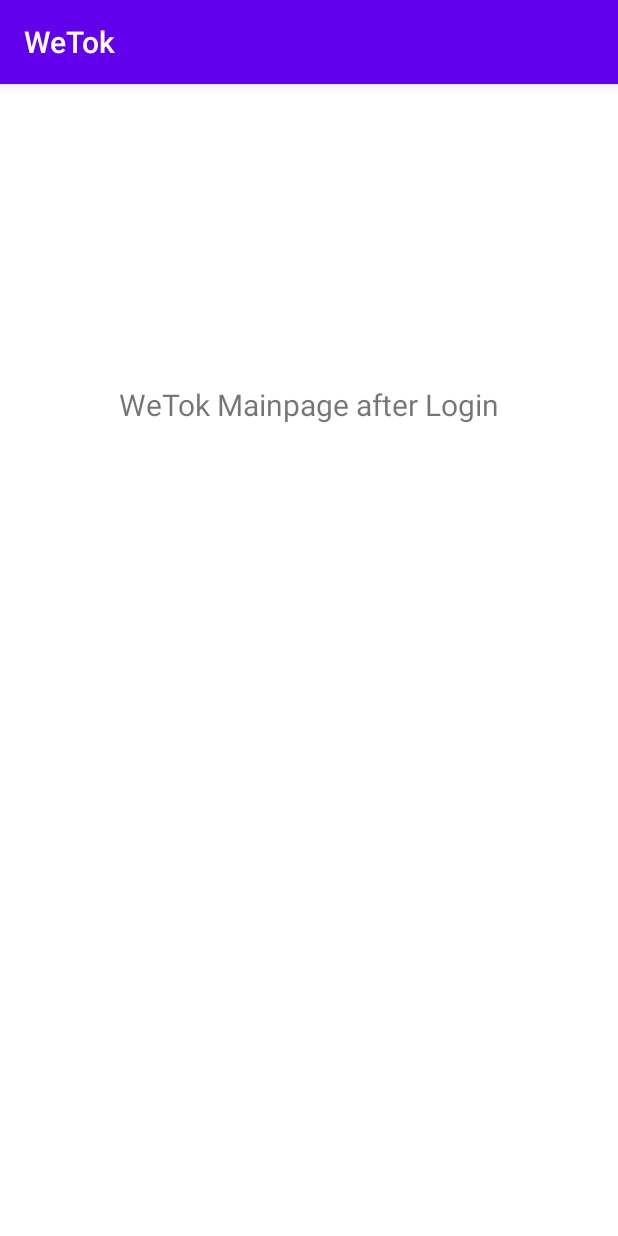
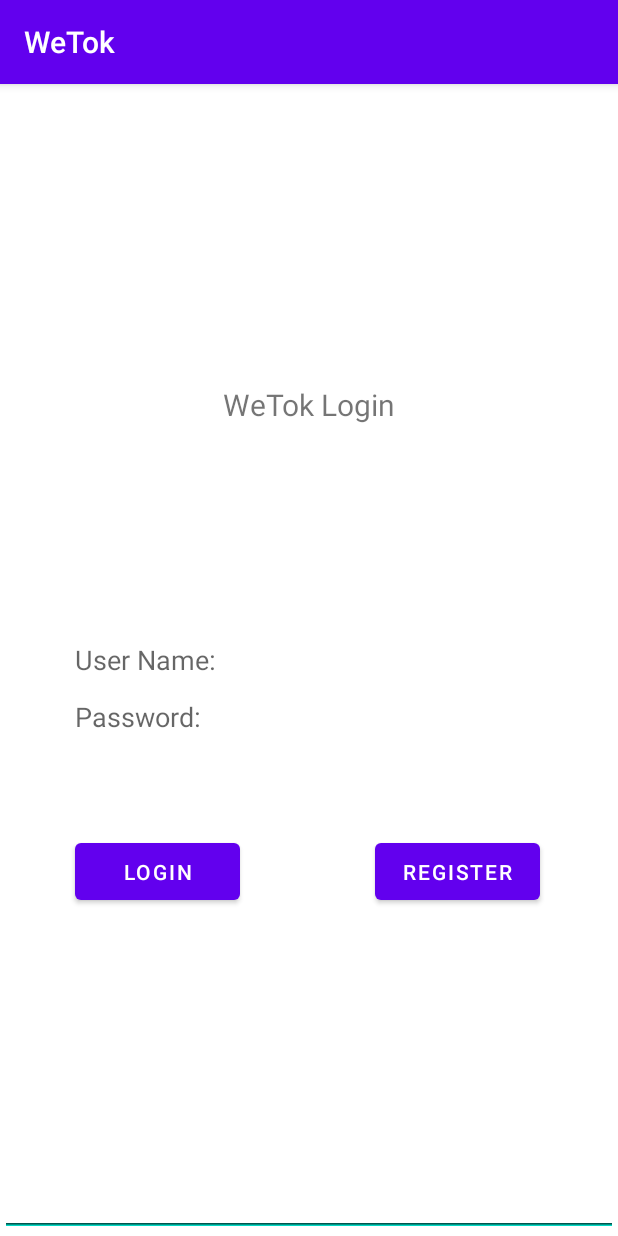
Before and after one commit to XinyuKang22/WeTok, an Android app: the screen it shows after launch (FunctionActivity before the commit, MainActivity after it), after a tap on "LOGIN", on a phone screen of 412 x 824 dp. Run offline under Robolectric (Android 15) with nearby library versions, the phone set to English and light mode, and no system bars.

Commit message:
jump of Login with username password matching

```diff
--- a/app/src/main/java/com/example/wetok/MainActivity.java
+++ b/app/src/main/java/com/example/wetok/MainActivity.java
@@ -4,13 +4,17 @@
 
 import android.content.Intent;
 import android.os.Bundle;
+import android.view.Gravity;
 import android.view.View;
 import android.widget.Button;
 import android.widget.EditText;
+import android.widget.Toast;
 
-public class MainActivity extends AppCompatActivity {
+public class MainActivity extends AppCompatActivity implements View.OnClickListener {
 
     private Button btnLogin;
+    private EditText etUser;
+    private EditText etPassword;
 
     @Override
     protected void onCreate(Bundle savedInstanceState) {
@@ -18,16 +22,25 @@
         setContentView(R.layout.activity_main);
 
         btnLogin = findViewById(R.id.btn_login);
-        btnLogin.setOnClickListener(new View.OnClickListener() {
-            @Override
-            public void onClick(View view) {
-                Intent intent = null;
-                intent = new Intent(MainActivity.this, FunctionActivity.class);
-                startActivity(intent);
-            }
-        });
+        etUser = findViewById(R.id.et_user);
+        etPassword = findViewById(R.id.et_password);
+
+        btnLogin.setOnClickListener(this);
+    }
+
+    public void onClick(View v) {
+        String username = etUser.getText().toString();
+        String password = etPassword.getText().toString();
+        Intent intent = null;
+
+        if (username.equals("joy") && password.equals("123456")) {
+            intent = new Intent(MainActivity.this, FunctionActivity.class);
+            startActivity(intent);
+        } else {
+            Toast.makeText(getApplicationContext(), "Error", Toast.LENGTH_SHORT).show();
+        }
+    }
 
 
 
-    }
 }
--- a/app/src/main/res/layout/activity_main.xml
+++ b/app/src/main/res/layout/activity_main.xml
@@ -16,6 +16,7 @@
         android:textSize="20dp" />
 
     <EditText
+        android:id="@+id/et_user"
         android:layout_width="match_parent"
         android:layout_height="match_parent"
         android:hint="User Name:"
@@ -23,6 +24,7 @@
         android:padding="50dp" />
 
     <EditText
+        android:id="@+id/et_password"
         android:layout_width="match_parent"
         android:layout_height="match_parent"
         android:layout_marginTop="75dp"
```
